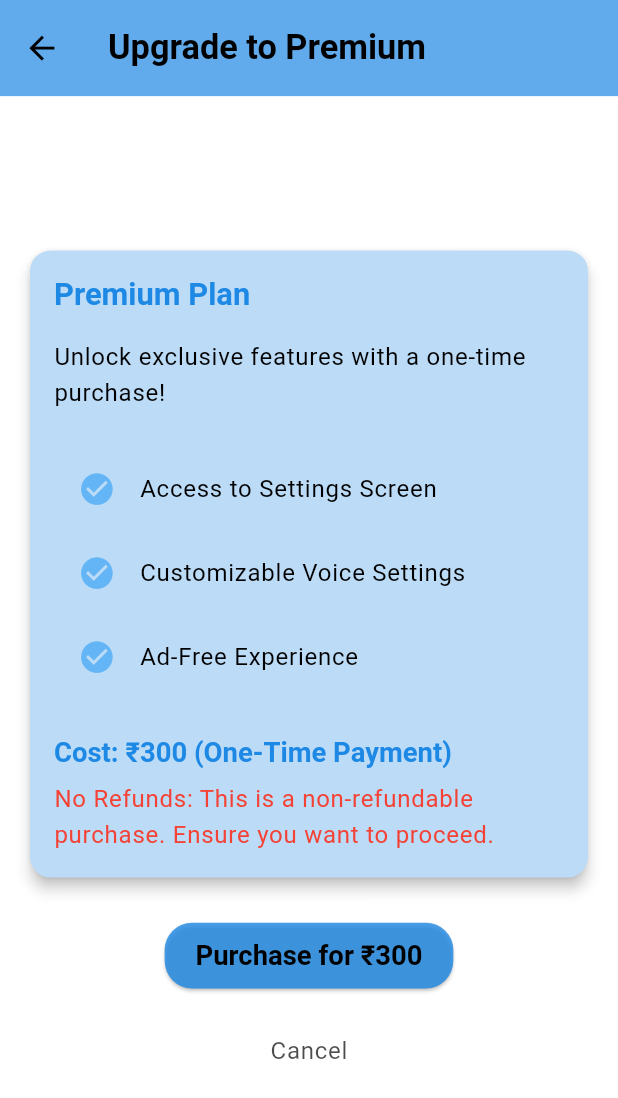
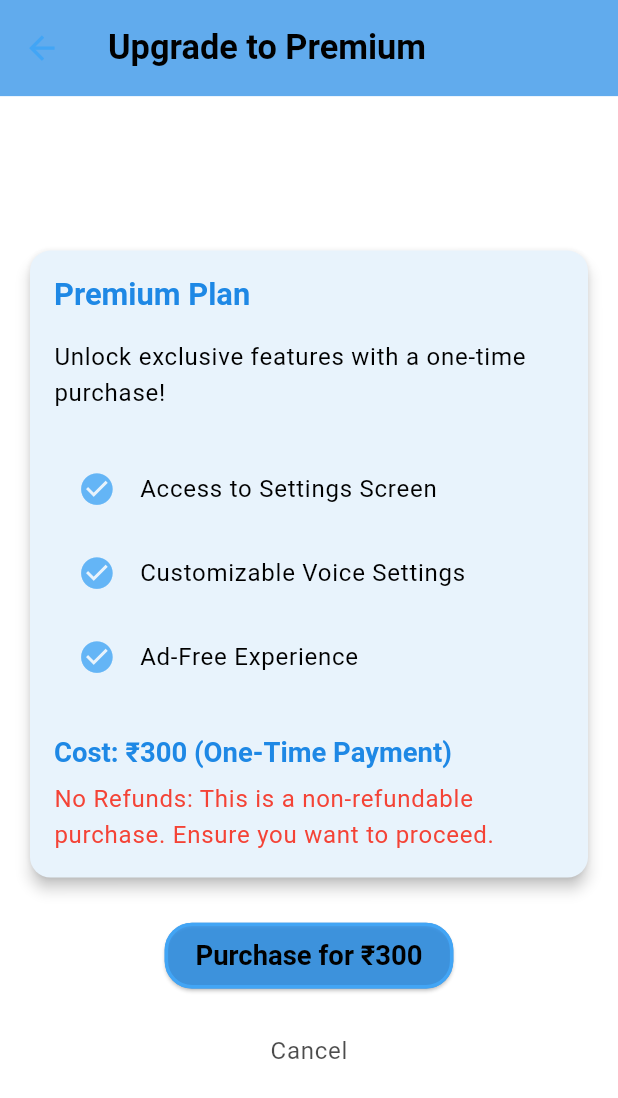
Before and after one commit to nzcv/QuickMath_Kids, a Flutter app: the screen it shows after launch, in the side drawer, after a tap on "Settings", on a phone screen of 412 x 824 dp. Shown: the top 1098 px of the screen. Run offline on Flutter 3.47's test engine with Material 3 defaults, Android fonts, the phone set to English and light mode, and no system bars; our stand-ins replace confetti, firebase_core, flutter_riverpod, flutter_secure_storage, flutter_tts, in_app_purchase and 3 more; accounts and stored records are empty.

Commit message:
premium ui updation

```diff
--- a/lib/app_theme.dart
+++ b/lib/app_theme.dart
@@ -17,14 +17,15 @@ class AppTheme {
     final isTablet = MediaQuery.of(context).size.width > 600;
 
     // Core colors
-    final Color primaryColor = isPremium ? Colors.amber[600]! : Colors.blue[600]!;
-    final Color secondaryColor = isPremium ? Colors.amber[300]! : Colors.blue[300]!;
+    final Color primaryColor = Colors.blue[600]!; // Always blue for primary elements
+    final Color secondaryColor = Colors.blue[300]!; // Lighter blue for secondary elements
+    final Color premiumAccentColor = isPremium ? Colors.amber[600]! : Colors.blue[400]!; // Gold for premium, blue for non-premium
     final Color backgroundColor = isDarkMode ? Colors.black : Colors.white;
 
-    // Ensure 50% White (Light Mode) / 50% Black (Dark Mode)
+    // Surface color: Closer to white/black, with a subtle tint of primaryColor
     final Color surfaceColor = isDarkMode
-        ? Color.alphaBlend(primaryColor.withOpacity(0.3), Colors.black)
-        : Color.alphaBlend(primaryColor.withOpacity(0.3), Colors.white);
+        ? Color.alphaBlend(primaryColor.withOpacity(0.1), Colors.black) // Reduced opacity to 0.1
+        : Color.alphaBlend(primaryColor.withOpacity(0.1), Colors.white);
 
     final Color onPrimaryColor = isDarkMode ? Colors.white : Colors.black;
     final Color onSurfaceColor = isDarkMode ? Colors.white : Colors.black;
@@ -46,7 +47,7 @@ class AppTheme {
         onError: Colors.white,
       ),
       appBarTheme: AppBarTheme(
-        backgroundColor: primaryColor.withOpacity(0.7),
+        backgroundColor: primaryColor.withOpacity(0.7), // Blue AppBar
         foregroundColor: onPrimaryColor,
         elevation: 0,
         toolbarHeight: 56 * scale,
@@ -56,16 +57,20 @@ class AppTheme {
           fontWeight: FontWeight.bold,
         ),
         iconTheme: IconThemeData(
-          color: onPrimaryColor,
+          color: premiumAccentColor, // Gold icons for premium users
           size: 22 * scale,
         ),
       ),
       elevatedButtonTheme: ElevatedButtonThemeData(
         style: ElevatedButton.styleFrom(
-          backgroundColor: primaryColor.withOpacity(0.8),
+          backgroundColor: primaryColor.withOpacity(0.8), // Blue buttons
           foregroundColor: onPrimaryColor,
           shape: RoundedRectangleBorder(
             borderRadius: BorderRadius.circular(16 * scale),
+            side: BorderSide(
+              color: premiumAccentColor, // Gold border for premium users
+              width: 2 * scale,
+            ),
           ),
           padding: EdgeInsets.symmetric(
             vertical: 10 * scale,
@@ -96,31 +101,49 @@ class AppTheme {
           color: onSurfaceColor,
         ),
         bodyLarge: TextStyle(
-          fontSize: (isTablet ? 14 : 14) * scale, // Reduced further for tablets
+          fontSize: (isTablet ? 14 : 14) * scale,
           color: onSurfaceColor,
         ),
         titleMedium: TextStyle(
           fontSize: (isTablet ? 14 : 14) * scale,
-          color: onSurfaceColor
+          color: onSurfaceColor,
         ),
       ),
       iconTheme: IconThemeData(
-        color: onPrimaryColor,
+        color: premiumAccentColor, // Gold icons for premium users
         size: 22 * scale,
       ),
       dividerColor: secondaryColor.withOpacity(0.3),
       scaffoldBackgroundColor: backgroundColor,
       inputDecorationTheme: InputDecorationTheme(
         labelStyle: TextStyle(
-          fontSize: (isTablet ? 14 : 14) * scale, // Reduced for consistency
+          fontSize: (isTablet ? 14 : 14) * scale,
           color: onSurfaceColor,
         ),
         border: OutlineInputBorder(
           borderRadius: BorderRadius.all(Radius.circular(8 * scale)),
+          borderSide: BorderSide(
+            color: premiumAccentColor, // Gold border for premium users
+            width: 2 * scale,
+          ),
+        ),
+        enabledBorder: OutlineInputBorder(
+          borderRadius: BorderRadius.all(Radius.circular(8 * scale)),
+          borderSide: BorderSide(
+            color: premiumAccentColor, // Gold border for premium users
+            width: 2 * scale,
+          ),
+        ),
+        focusedBorder: OutlineInputBorder(
+          borderRadius: BorderRadius.all(Radius.circular(8 * scale)),
+          borderSide: BorderSide(
+            color: secondaryColor, // Blue when focused
+            width: 2 * scale,
+          ),
         ),
       ),
       progressIndicatorTheme: ProgressIndicatorThemeData(
-        color: primaryColor,
+        color: primaryColor, // Blue progress indicator
         linearTrackColor: secondaryColor.withOpacity(0.3),
         circularTrackColor: secondaryColor.withOpacity(0.3),
       ),
--- a/lib/screens/home_screen/home_page.dart
+++ b/lib/screens/home_screen/home_page.dart
@@ -355,7 +355,7 @@ class _StartScreenState extends ConsumerState<StartScreen> {
       children: [
         DrawerHeader(
           decoration: BoxDecoration(
-              color: theme.colorScheme.primary,
+            color: theme.colorScheme.primary, // Blue
           ),
           child: Text(
             'QuickMath Kids',
@@ -366,7 +366,7 @@ class _StartScreenState extends ConsumerState<StartScreen> {
         Container(
           margin: const EdgeInsets.symmetric(vertical: 4),
           child: ListTile(
-              leading: const Icon(Icons.help_outline),
+            leading: Icon(Icons.help_outline, color: theme.colorScheme.primary), // Blue
             title: const Text('FAQ'),
             onTap: () {
               Navigator.pop(context);
@@ -380,7 +380,7 @@ class _StartScreenState extends ConsumerState<StartScreen> {
         Container(
           margin: const EdgeInsets.symmetric(vertical: 4),
           child: ListTile(
-              leading: const Icon(Icons.help_outline),
+            leading: Icon(Icons.help_outline, color: theme.colorScheme.primary), // Blue
             title: const Text('How to use?'),
             onTap: () {
               Navigator.pop(context);
@@ -402,7 +402,7 @@ class _StartScreenState extends ConsumerState<StartScreen> {
                 )
               : null,
           child: ListTile(
-              leading: const Icon(Icons.settings),
+            leading: Icon(Icons.settings, color: theme.colorScheme.primary), // Blue
             title: const Text('Settings'),
             trailing: !billingService.isPremium
                 ? Icon(Icons.lock, size: 20, color: theme.colorScheme.error)
@@ -434,7 +434,7 @@ class _StartScreenState extends ConsumerState<StartScreen> {
                 )
               : null,
           child: ListTile(
-              leading: const Icon(Icons.history),
+            leading: Icon(Icons.history, color: theme.colorScheme.primary), // Blue
             title: const Text('Wrong Answers History'),
             trailing: !billingService.isPremium
                 ? Icon(Icons.lock, size: 20, color: theme.colorScheme.error)
@@ -468,7 +468,7 @@ class _StartScreenState extends ConsumerState<StartScreen> {
                 )
               : null,
           child: ListTile(
-              leading: const Icon(Icons.history_toggle_off),
+            leading: Icon(Icons.history_toggle_off, color: theme.colorScheme.primary), // Blue
             title: const Text('Quiz History'),
             trailing: !billingService.isPremium
                 ? Icon(Icons.lock, size: 20, color: theme.colorScheme.error)
@@ -495,16 +495,14 @@ class _StartScreenState extends ConsumerState<StartScreen> {
         Container(
           margin: const EdgeInsets.symmetric(vertical: 4),
           child: ListTile(
-              leading: const Icon(Icons.star, color: Colors.amber),
+            leading: Icon(Icons.star, color: theme.iconTheme.color), // Gold for premium
             title: const Text('Purchase Premium'),
             onTap: () {
               Navigator.pop(context);
-
               Navigator.push(
                 context,
                 MaterialPageRoute(builder: (context) => const PurchaseScreen()),
               );
-
             },
           ),
         ),
--- a/lib/screens/practice_screen/practice_screen.dart
+++ b/lib/screens/practice_screen/practice_screen.dart
@@ -16,7 +16,8 @@ import 'package:flutter_riverpod/flutter_riverpod.dart';
 import 'package:QuickMath_Kids/app_theme.dart';
 
 class PracticeScreen extends StatefulWidget {
-  final Function(List<String>, List<bool>, int, Operation, String, int?) switchToResultScreen;
+  final Function(List<String>, List<bool>, int, Operation, String, int?)
+      switchToResultScreen;
   final VoidCallback switchToStartScreen;
   final Function(String) triggerTTS;
   final Operation selectedOperation;
@@ -39,7 +40,8 @@ class PracticeScreen extends StatefulWidget {
   _PracticeScreenState createState() => _PracticeScreenState();
 }
 
-class _PracticeScreenState extends State<PracticeScreen> with SingleTickerProviderStateMixin {
+class _PracticeScreenState extends State<PracticeScreen>
+    with SingleTickerProviderStateMixin {
   List<int> numbers = [0, 0, 0];
   List<int> answerOptions = [];
   List<String> answeredQuestions = [];
@@ -68,13 +70,15 @@ class _PracticeScreenState extends State<PracticeScreen> with SingleTickerProvid
     _ttsHelper = TTSHelper(widget.triggerTTS);
     _quizTimer.startTimer((secondsPassed) {
       setState(() {
-        if (widget.sessionTimeLimit != null && secondsPassed >= widget.sessionTimeLimit!) {
+        if (widget.sessionTimeLimit != null &&
+            secondsPassed >= widget.sessionTimeLimit!) {
           endQuiz();
         }
       });
     });
 
-    _controller = AnimationController(vsync: this, duration: const Duration(milliseconds: 600));
+    _controller = AnimationController(
+        vsync: this, duration: const Duration(milliseconds: 600));
     _slideAnimation = Tween<Offset>(begin: const Offset(0, 1), end: Offset.zero)
         .animate(CurvedAnimation(parent: _controller, curve: Curves.easeInOut));
     _fadeAnimation = Tween<double>(begin: 0, end: 1)
@@ -104,11 +108,13 @@ class _PracticeScreenState extends State<PracticeScreen> with SingleTickerProvid
   void resumeTimer() => _quizTimer.resumeTimer();
 
   Future<void> _loadWrongQuestions() async {
-    List<Map<String, dynamic>> allWrongQuestions = await WrongQuestionsService.getWrongQuestions();
+    List<Map<String, dynamic>> allWrongQuestions =
+        await WrongQuestionsService.getWrongQuestions();
     setState(() {
       _wrongQuestions = allWrongQuestions.where((question) {
         String category = question['category'] ?? '';
-        return category.startsWith(widget.selectedOperation.toString().split('.').last);
+        return category
+            .startsWith(widget.selectedOperation.toString().split('.').last);
       }).toList();
     });
   }
@@ -152,7 +158,8 @@ class _PracticeScreenState extends State<PracticeScreen> with SingleTickerProvid
   }
 
   void regenerateNumbers() {
-    numbers = QuestionGenerator().generateTwoRandomNumbers(widget.selectedOperation, widget.selectedRange);
+    numbers = QuestionGenerator().generateTwoRandomNumbers(
+        widget.selectedOperation, widget.selectedRange);
     correctAnswer = numbers.length > 2 ? numbers[2] : numbers[1];
     answerOptions = generateAnswerOptions(correctAnswer);
   }
@@ -169,20 +176,24 @@ class _PracticeScreenState extends State<PracticeScreen> with SingleTickerProvid
       String currentQuestion = _formatQuestionText();
 
       if (!isCorrect) {
-        bool questionExists = _wrongQuestions.any((q) => q['question'] == currentQuestion);
+        bool questionExists =
+            _wrongQuestions.any((q) => q['question'] == currentQuestion);
         if (questionExists) {
-          WrongQuestionsService.updateWrongQuestion(currentQuestion, correct: false);
+          WrongQuestionsService.updateWrongQuestion(currentQuestion,
+              correct: false);
         } else {
           WrongQuestionsService.saveWrongQuestion(
             question: currentQuestion,
             userAnswer: selectedAnswer,
             correctAnswer: correctAnswer,
-            category: '${widget.selectedOperation.toString().split('.').last} - ${widget.selectedRange}',
+            category:
+                '${widget.selectedOperation.toString().split('.').last} - ${widget.selectedRange}',
           );
         }
         _loadWrongQuestions();
       } else if (_usedWrongQuestionThisSession && _wrongQuestions.isNotEmpty) {
-        WrongQuestionsService.updateWrongQuestion(currentQuestion, correct: true);
+        WrongQuestionsService.updateWrongQuestion(currentQuestion,
+            correct: true);
         _wrongQuestions.removeAt(0);
       }
 
@@ -201,7 +212,10 @@ class _PracticeScreenState extends State<PracticeScreen> with SingleTickerProvid
 
   List<int> _parseQuestion(String questionText) {
     RegExp regExp = RegExp(r'\d+');
-    return regExp.allMatches(questionText).map((m) => int.parse(m[0]!)).toList();
+    return regExp
+        .allMatches(questionText)
+        .map((m) => int.parse(m[0]!))
+        .toList();
   }
 
   String _formatQuestionText() {
@@ -257,14 +271,20 @@ class _PracticeScreenState extends State<PracticeScreen> with SingleTickerProvid
       builder: (BuildContext context) {
         final theme = Theme.of(context);
         return AlertDialog(
-          title: Text('Hint', style: theme.textTheme.titleLarge?.copyWith(color: theme.colorScheme.onSurface)),
-          content: Text(currentHintMessage, style: theme.textTheme.bodyLarge?.copyWith(color: theme.colorScheme.onSurface)),
+          title: Text('Hint',
+              style: theme.textTheme.titleLarge
+                  ?.copyWith(color: theme.colorScheme.onSurface)),
+          content: Text(currentHintMessage,
+              style: theme.textTheme.bodyLarge
+                  ?.copyWith(color: theme.colorScheme.onSurface)),
           backgroundColor: theme.colorScheme.surface,
-          shape: RoundedRectangleBorder(borderRadius: BorderRadius.circular(12)),
+          shape:
+              RoundedRectangleBorder(borderRadius: BorderRadius.circular(12)),
           actions: [
             TextButton(
               onPressed: () => Navigator.pop(context),
-              child: Text('Close', style: TextStyle(color: theme.colorScheme.primary)),
+              child: Text('Close',
+                  style: TextStyle(color: theme.colorScheme.primary)),
             ),
           ],
         );
@@ -276,7 +296,7 @@ class _PracticeScreenState extends State<PracticeScreen> with SingleTickerProvid
   Widget build(BuildContext context) {
     return Consumer(
       builder: (context, ref, child) {
-        final theme = AppTheme.getTheme(ref, widget.isDarkMode, context); // Use widget.isDarkMode
+        final theme = AppTheme.getTheme(ref, widget.isDarkMode, context);
         final screenWidth = MediaQuery.of(context).size.width;
         final scale = screenWidth / 360;
         final adjustedScale = screenWidth > 600 ? scale.clamp(0.8, 1.2) : scale;
@@ -300,25 +320,33 @@ class _PracticeScreenState extends State<PracticeScreen> with SingleTickerProvid
           data: theme,
           child: Scaffold(
             appBar: AppBar(
-              title: Text('Practice', style: theme.textTheme.titleLarge?.copyWith(color: theme.colorScheme.onPrimary)),
+              title: Text('Practice',
+                  style: theme.textTheme.titleLarge
+                      ?.copyWith(color: theme.colorScheme.onPrimary)),
               backgroundColor: theme.colorScheme.primary.withOpacity(0.7),
               actions: [
                 Padding(
                   padding: EdgeInsets.all(8.0 * adjustedScale),
                   child: ElevatedButton.icon(
                     onPressed: _showQuitDialog,
-                    icon: Icon(Icons.exit_to_app_rounded, color: theme.colorScheme.onPrimary),
-                    label: Text('Quit', style: TextStyle(color: theme.colorScheme.onPrimary)),
-                    style: ElevatedButton.styleFrom(backgroundColor: theme.colorScheme.error),
+                    icon: Icon(Icons.exit_to_app_rounded,
+                        color: theme.colorScheme.onPrimary),
+                    label: Text('Quit',
+                        style: TextStyle(color: theme.colorScheme.onPrimary)),
+                    style: ElevatedButton.styleFrom(
+                        backgroundColor: theme.colorScheme.error),
                   ),
                 ),
                 Padding(
                   padding: EdgeInsets.all(8.0 * adjustedScale),
                   child: ElevatedButton.icon(
                     onPressed: endQuiz,
-                    icon: Icon(Icons.assessment, color: theme.colorScheme.onPrimary),
-                    label: Text('Results', style: TextStyle(color: theme.colorScheme.onPrimary)),
-                    style: ElevatedButton.styleFrom(backgroundColor: Colors.green),
+                    icon: Icon(Icons.assessment,
+                        color: theme.colorScheme.onPrimary),
+                    label: Text('Results',
+                        style: TextStyle(color: theme.colorScheme.onPrimary)),
+                    style:
+                        ElevatedButton.styleFrom(backgroundColor: Colors.green),
                   ),
                 ),
               ],
@@ -334,7 +362,8 @@ class _PracticeScreenState extends State<PracticeScreen> with SingleTickerProvid
                       mainAxisAlignment: MainAxisAlignment.start,
                       children: [
                         SizedBox(height: 16 * adjustedScale),
-                        buildTimerCard(formatTime(_quizTimer.secondsPassed), context),
+                        buildTimerCard(
+                            formatTime(_quizTimer.secondsPassed), context),
                         Expanded(
                           child: Center(
                             child: FadeTransition(
@@ -353,12 +382,17 @@ class _PracticeScreenState extends State<PracticeScreen> with SingleTickerProvid
                                           style: ElevatedButton.styleFrom(
                                             shape: const CircleBorder(),
                                             elevation: 8,
-                                            backgroundColor: theme.colorScheme.primary,
-                                            padding: EdgeInsets.all(isTablet ? screenWidth * 0.1 : 40 * adjustedScale),
+                                            backgroundColor: theme
+                                                .colorScheme.primary, // Blue
+                                            padding: EdgeInsets.all(isTablet
+                                                ? screenWidth * 0.1
+                                                : 40 * adjustedScale),
                                           ),
                                           child: Icon(
                                             Icons.record_voice_over,
-                                            size: isTablet ? screenWidth * 0.1 : 60 * adjustedScale,
+                                            size: isTablet
+                                                ? screenWidth * 0.1
+                                                : 60 * adjustedScale,
                                             color: theme.colorScheme.onPrimary,
                                           ),
                                         ),
@@ -367,9 +401,12 @@ class _PracticeScreenState extends State<PracticeScreen> with SingleTickerProvid
                                           right: 0,
                                           child: IconButton(
                                             onPressed: _showHintDialog,
-                                            icon: Icon(Icons.lightbulb_outline, color: theme.colorScheme.onPrimary),
+                                            icon: Icon(Icons.lightbulb_outline,
+                                                color: theme.iconTheme
+                                                    .color), // Gold for premium
                                             style: IconButton.styleFrom(
-                                              backgroundColor: theme.colorScheme.surface,
+                                              backgroundColor:
+                                                  theme.colorScheme.surface,
                                               shape: const CircleBorder(),
                                             ),
                                             tooltip: 'Show Hint',
@@ -377,52 +414,73 @@ class _PracticeScreenState extends State<PracticeScreen> with SingleTickerProvid
                                         ),
                                       ],
                                     ),
-                                    SizedBox(height: isTablet ? 40 : 40 * adjustedScale),
+                                    SizedBox(
+                                        height:
+                                            isTablet ? 40 : 40 * adjustedScale),
                                     Padding(
-                                      padding: EdgeInsets.symmetric(horizontal: 16.0 * adjustedScale),
+                                      padding: EdgeInsets.symmetric(
+                                          horizontal: 16.0 * adjustedScale),
                                       child: Container(
                                         decoration: BoxDecoration(
                                           color: theme.colorScheme.surface,
-                                          borderRadius: BorderRadius.all(Radius.circular(20 * adjustedScale)),
+                                          borderRadius: BorderRadius.all(
+                                              Radius.circular(
+                                                  20 * adjustedScale)),
                                           boxShadow: [
                                             BoxShadow(
-                                              color: theme.brightness == Brightness.dark
-                                                  ? Colors.black.withOpacity(0.3)
-                                                  : Colors.grey.withOpacity(0.3),
+                                              color: theme.brightness ==
+                                                      Brightness.dark
+                                                  ? Colors.black
+                                                      .withOpacity(0.3)
+                                                  : Colors.grey
+                                                      .withOpacity(0.3),
                                               spreadRadius: 2,
                                               blurRadius: 5,
                                               offset: const Offset(0, 3),
                                             ),
                                           ],
                                         ),
-                                        padding: EdgeInsets.all(16 * adjustedScale),
+                                        padding:
+                                            EdgeInsets.all(16 * adjustedScale),
                                         child: Column(
                                           mainAxisSize: MainAxisSize.min,
                                           children: [
                                             Row(
-                                              mainAxisAlignment: MainAxisAlignment.center,
+                                              mainAxisAlignment:
+                                                  MainAxisAlignment.center,
                                               children: [
                                                 buildAnswerButton(
                                                   answerOptions[0],
-                                                  () => checkAnswer(answerOptions[0]),
+                                                  () => checkAnswer(
+                                                      answerOptions[0]),
                                                 ),
-                                                SizedBox(width: isTablet ? 20 : 12 * adjustedScale),
+                                                SizedBox(
+                                                    width: isTablet
+                                                        ? 20
+                                                        : 12 * adjustedScale),
                                                 buildAnswerButton(
                                                   answerOptions[1],
-                                                  () => checkAnswer(answerOptions[1]),
+                                                  () => checkAnswer(
+                                                      answerOptions[1]),
                                                 ),
                                               ],
                                             ),
-                                            SizedBox(height: isTablet ? 20 : 12 * adjustedScale),
+                                            SizedBox(
+                                                height: isTablet
+                                                    ? 20
+                                                    : 12 * adjustedScale),
                                             buildAnswerButton(
                                               answerOptions[2],
-                                              () => checkAnswer(answerOptions[2]),
+                                              () =>
+                                                  checkAnswer(answerOptions[2]),
                                             ),
                                           ],
                                         ),
                                       ),
                                     ),
-                                    SizedBox(height: isTablet ? 80 : 40 * adjustedScale),
+                                    SizedBox(
+                                        height:
+                                            isTablet ? 80 : 40 * adjustedScale),
                                   ],
                                 ),
                               ),
```
Also changed, not shown: 1 other file. Lines whose indentation alone changed are shown as unchanged.
